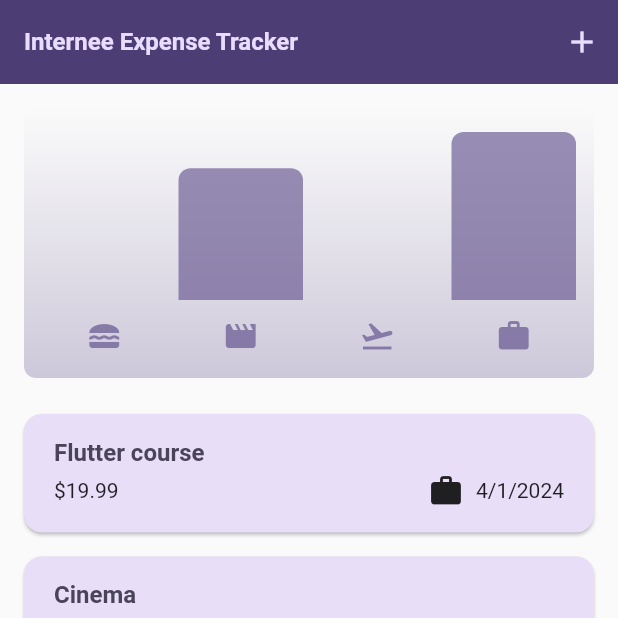
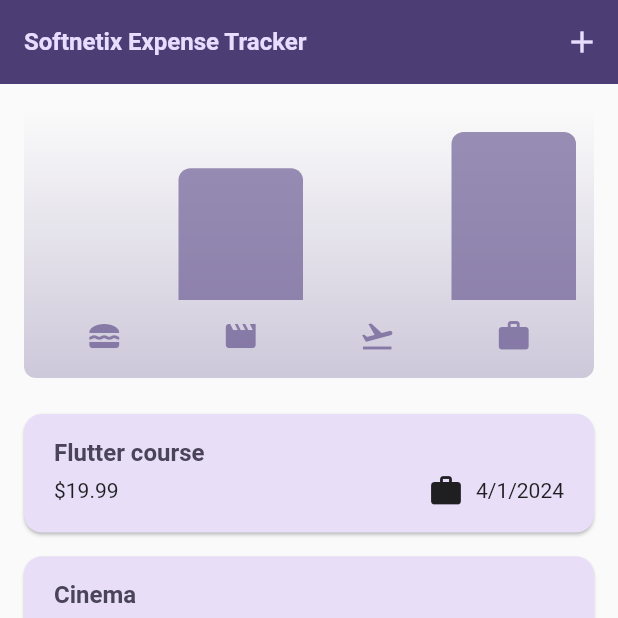
Before and after one commit to codebyuzair/flutter_expense_tracker, a Flutter app: the screen it shows after launch, on a phone screen of 412 x 824 dp, the top half of it. Run offline on Flutter 3.47's test engine with Material 2 defaults, Android fonts, the phone set to English and light mode, and no system bars.

Commit message:
Update expenses.dart

```diff
--- a/lib/widgets/expenses.dart
+++ b/lib/widgets/expenses.dart
@@ -75,7 +75,7 @@ class _ExpensesState extends State<Expenses> {
     }
     return Scaffold(
       appBar: AppBar(
-        title: const Text('Internee Expense Tracker'),
+        title: const Text('Softnetix Expense Tracker'),
         actions: [
           IconButton(
             onPressed: _openAddExpenseOverlay,
```
